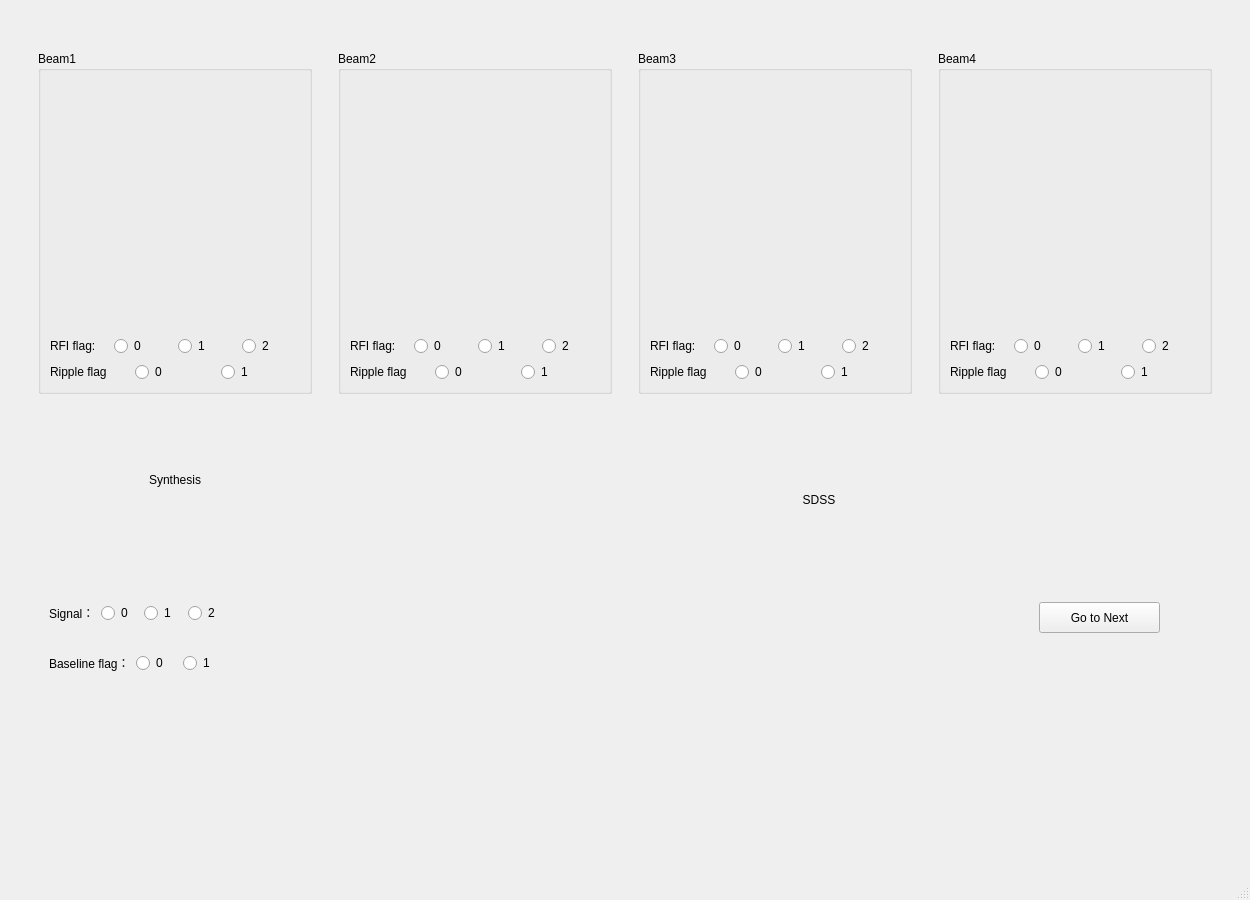
Above: mainwindow.ui from duncanlou/Galaxy_interface before the change. Below: the same form after it.
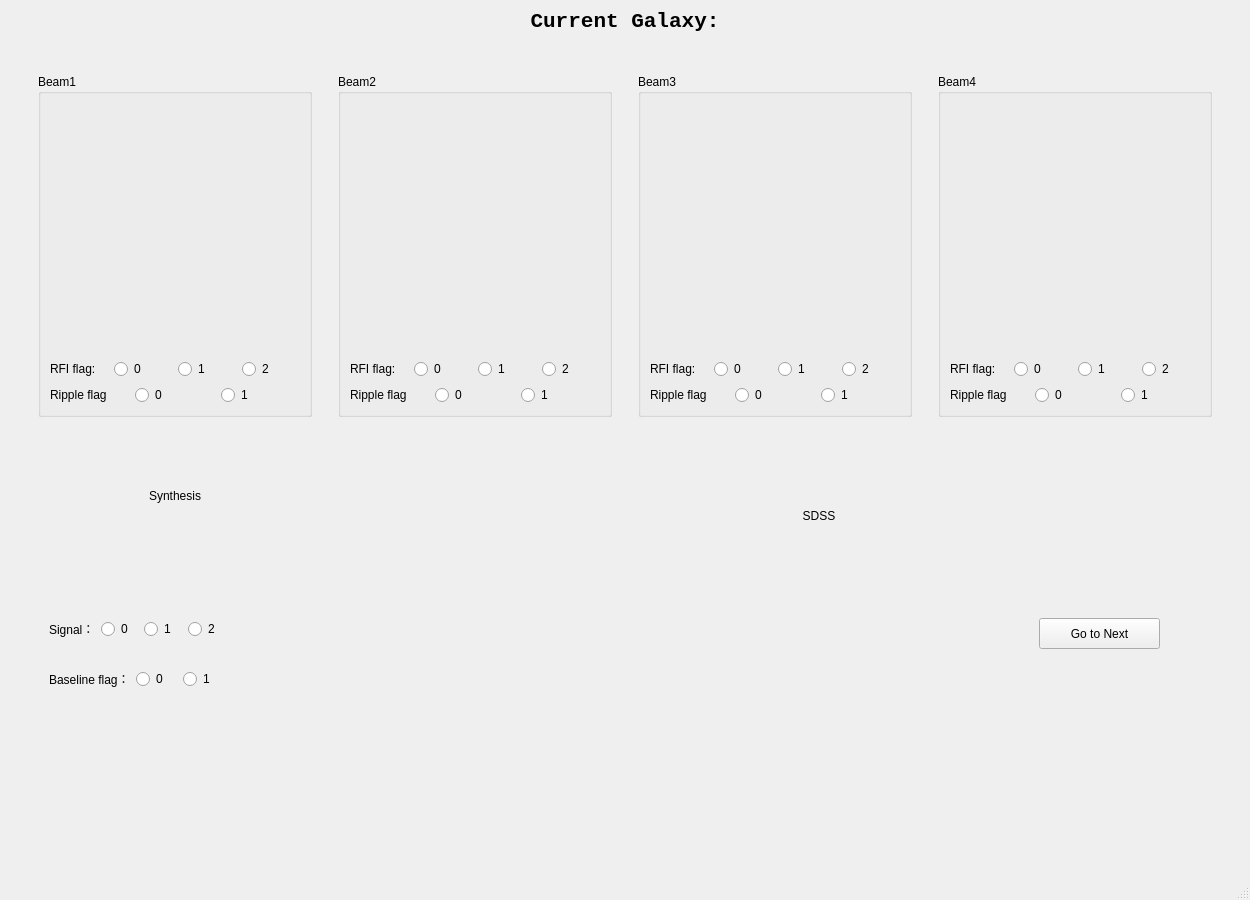
That is the form after the change.

Commit message: add QLabel to show current galaxy name. fix a bug(".DS_Store" excluded from datasets)

What changed in the file:
```diff
--- a/mainwindow.ui
+++ b/mainwindow.ui
@@ -24,6 +24,33 @@
     </sizepolicy>
    </property>
    <layout class="QVBoxLayout" name="verticalLayout_6">
+    <item>
+     <widget class="QLabel" name="label_galaxy_name">
+      <property name="sizePolicy">
+       <sizepolicy hsizetype="Preferred" vsizetype="Fixed">
+        <horstretch>0</horstretch>
+        <verstretch>0</verstretch>
+       </sizepolicy>
+      </property>
+      <property name="font">
+       <font>
+        <family>Consolas</family>
+        <pointsize>16</pointsize>
+        <weight>75</weight>
+        <bold>true</bold>
+       </font>
+      </property>
+      <property name="text">
+       <string>Current Galaxy:</string>
+      </property>
+      <property name="alignment">
+       <set>Qt::AlignCenter</set>
+      </property>
+      <property name="margin">
+       <number>10</number>
+      </property>
+     </widget>
+    </item>
     <item>
      <widget class="QWidget" name="widget_9" native="true">
       <layout class="QHBoxLayout" name="horizontalLayout_9">
```
The commit also changes 2 other files.
